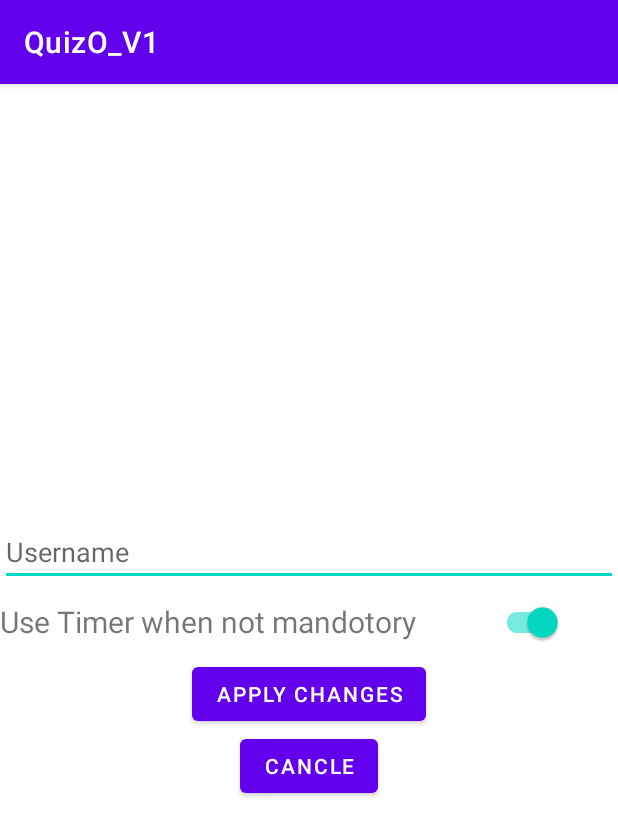
After one commit to Timo4D/QuizO, an Android app: the MainSettingsActivity screen opened directly, with no data from a screen before it, on a phone screen of 412 x 824 dp. The commit adds this screen. Shown: the top 836 px of the screen. Run offline under Robolectric (Android 15) with nearby library versions, the phone set to English and light mode, and no system bars.

Commit message:
Added Settingspage

```diff
--- a/app/build.gradle
+++ b/app/build.gradle
@@ -36,6 +36,7 @@ dependencies {
     implementation 'androidx.navigation:navigation-fragment:2.3.2'
     implementation 'androidx.navigation:navigation-ui:2.3.2'
     implementation'com.google.android.material:material:1.0.0'
+    implementation 'androidx.preference:preference:1.1.1'
     testImplementation 'junit:junit:4.+'
     androidTestImplementation 'androidx.test.ext:junit:1.1.2'
     androidTestImplementation 'androidx.test.espresso:espresso-core:3.3.0'
--- a/app/src/main/java/com/example/quizo_v1/MainActivity.java
+++ b/app/src/main/java/com/example/quizo_v1/MainActivity.java
@@ -43,7 +43,7 @@ public class MainActivity extends AppCompatActivity {
                     Toast.makeText(MainActivity.this,"Please enter your name",Toast.LENGTH_SHORT).show();
                 } else {
                     Intent intent = new Intent(MainActivity.this,QuizListActivity.class);
-                    intent.putExtra(Constants.user_name,et_name.getText().toString());
+                    Constants.getSettings().setUserName(et_name.getText().toString());
                     startActivity(intent);
                     finish();
                 }
--- /dev/null
+++ b/app/src/main/java/com/example/quizo_v1/MainSettingsActivity.java
@@ -0,0 +1,66 @@
+package com.example.quizo_v1;
+
+import androidx.appcompat.app.AppCompatActivity;
+
+import android.content.Intent;
+import android.os.Bundle;
+import android.view.View;
+import android.widget.Button;
+import android.widget.EditText;
+import android.widget.Switch;
+import android.widget.Toast;
+
+import com.google.android.material.switchmaterial.SwitchMaterial;
+
+public class MainSettingsActivity extends AppCompatActivity {
+
+    private EditText et_userName;
+    private SwitchMaterial switch_Timer;
+    private Button btn_applyChange;
+    private Button btn_cancle;
+
+    @Override
+    protected void onCreate(Bundle savedInstanceState) {
+        super.onCreate(savedInstanceState);
+        setContentView(R.layout.activity_main_settings);
+
+        et_userName = findViewById(R.id.et_userName);
+        switch_Timer = findViewById(R.id.switch_useTimer);
+        btn_applyChange = findViewById(R.id.btn_applyChange);
+        btn_cancle = findViewById(R.id.btn_settingsCancle);
+
+        et_userName.setText(Constants.getSettings().getUserName());
+
+        btn_applyChange.setOnClickListener(new View.OnClickListener() {
+            @Override
+            public void onClick(View v) {
+                if(et_userName.getText().toString().isEmpty()) {
+                    Toast.makeText(MainSettingsActivity.this,"Please enter a Username",Toast.LENGTH_SHORT).show();
+                } else {
+                    Constants.getSettings().setUserName(et_userName.getText().toString());
+                }
+
+                if(switch_Timer.isChecked()) {
+                    Constants.getSettings().setUseTimer(true);
+                } else {
+                    Constants.getSettings().setUseTimer(false);
+                }
+
+                Intent intent = new Intent(MainSettingsActivity.this,QuizListActivity.class);
+                startActivity(intent);
+                finish();
+
+            }
+        });
+
+        btn_cancle.setOnClickListener(new View.OnClickListener() {
+            @Override
+            public void onClick(View v) {
+                Intent intent = new Intent(MainSettingsActivity.this,QuizListActivity.class);
+                startActivity(intent);
+                finish();
+            }
+        });
+
+    }
+}
--- a/app/src/main/java/com/example/quizo_v1/QuizAnswerActivity.java
+++ b/app/src/main/java/com/example/quizo_v1/QuizAnswerActivity.java
@@ -60,6 +60,11 @@ public class QuizAnswerActivity extends AppCompatActivity {
         tv_progress = findViewById(R.id.tv_progress);
         btn_submit = findViewById(R.id.btn_submit);
         chronometer = findViewById(R.id.chronometer);
+
+        if(!Constants.getSettings().isUseTimer()) {
+            chronometer.setVisibility(View.GONE);
+        }
+
         setQuestion();
 
         startChronometer();
--- /dev/null
+++ b/app/src/main/res/layout/activity_main_settings.xml
@@ -0,0 +1,48 @@
+<?xml version="1.0" encoding="utf-8"?>
+<LinearLayout xmlns:android="http://schemas.android.com/apk/res/android"
+    xmlns:app="http://schemas.android.com/apk/res-auto"
+    xmlns:tools="http://schemas.android.com/tools"
+    android:layout_width="match_parent"
+    android:layout_height="match_parent"
+    tools:context=".MainSettingsActivity"
+    android:gravity="center"
+    android:orientation="vertical">
+
+    <EditText
+        android:id="@+id/et_userName"
+        android:layout_width="match_parent"
+        android:layout_height="wrap_content"
+        android:hint="Username"/>
+
+    <LinearLayout
+        android:layout_width="match_parent"
+        android:layout_height="wrap_content"
+        android:gravity="center_vertical">
+
+        <TextView
+            android:layout_width="wrap_content"
+            android:layout_height="wrap_content"
+            android:textSize="20sp"
+            android:text="Use Timer when not mandotory"/>
+
+        <com.google.android.material.switchmaterial.SwitchMaterial
+            android:id="@+id/switch_useTimer"
+            android:layout_width="wrap_content"
+            android:layout_height="wrap_content"
+            android:checked="true"
+            android:layout_marginLeft="50dp"/>
+    </LinearLayout>
+
+    <Button
+        android:id="@+id/btn_applyChange"
+        android:layout_width="wrap_content"
+        android:layout_height="wrap_content"
+        android:text="Apply Changes"/>
+
+    <Button
+        android:id="@+id/btn_settingsCancle"
+        android:layout_width="wrap_content"
+        android:layout_height="wrap_content"
+        android:text="Cancle"/>
+
+</LinearLayout>
```
Also changed, not shown: app/src/main/AndroidManifest.xml (+6 -2 lines), app/src/main/java/com/example/quizo_v1/Constants.java (+6 -5 lines), app/src/main/java/com/example/quizo_v1/MainSettings.java (added, +40 -0 lines), app/src/main/java/com/example/quizo_v1/QuizListActivity.java (+10 -1 lines), app/src/main/java/com/example/quizo_v1/ResultActivity.java (+6 -1 lines), app/src/main/res/layout/activity_quiz_list.xml (+22 -4 lines), app/src/main/res/values/arrays.xml (added, +12 -0 lines), app/src/main/res/values/strings.xml (+16 -0 lines), app/src/main/res/xml/root_preferences.xml (added, +35 -0 lines).
